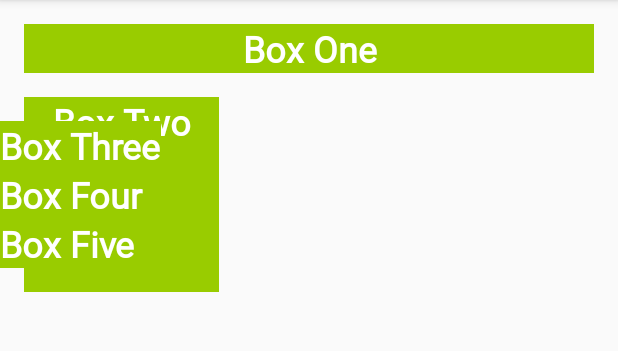
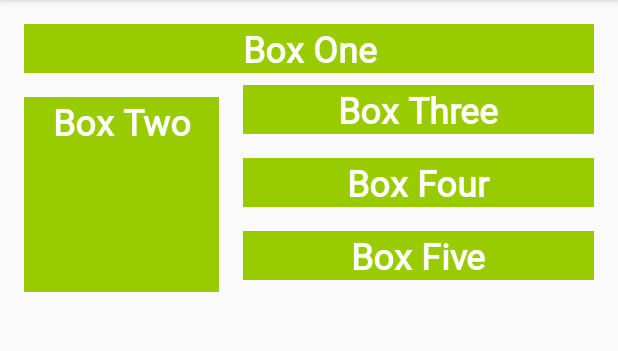
Before and after one commit to killer-killua/ColorMyViews, an Android app: the screen it shows after launch (MainActivity), on a phone screen of 412 x 824 dp, the part 84-435 px from its top. Run offline under Robolectric (Android 15) with nearby library versions, the phone set to English and light mode, and no system bars.

Commit message:
constrained boxes 3-5 to the right of box two and to the right of the screen. added dimens resource value margin wide to boxes 3-5

```diff
--- a/app/src/main/res/layout/activity_main.xml
+++ b/app/src/main/res/layout/activity_main.xml
@@ -33,33 +33,43 @@
     <TextView
         android:id="@+id/box_three_text"
         style="@style/WhiteBox"
-        android:layout_width="wrap_content"
+        android:layout_width="0dp"
         android:layout_height="wrap_content"
-        android:layout_marginTop="16dp"
+        android:layout_marginStart="@dimen/margin_wide"
+        android:layout_marginEnd="@dimen/margin_wide"
         android:text="@string/box_three"
         app:layout_constraintBottom_toTopOf="@+id/box_four_text"
-        app:layout_constraintTop_toTopOf="@+id/box_two_text"
-        tools:layout_editor_absoluteX="173dp" />
+        app:layout_constraintEnd_toEndOf="parent"
+        app:layout_constraintStart_toEndOf="@+id/box_two_text"
+        app:layout_constraintTop_toTopOf="@+id/box_two_text" />
 
     <TextView
         android:id="@+id/box_four_text"
         style="@style/WhiteBox"
-        android:layout_width="wrap_content"
+        android:layout_width="0dp"
         android:layout_height="wrap_content"
+        android:layout_marginStart="@dimen/margin_wide"
+        android:layout_marginTop="@dimen/margin_wide"
+        android:layout_marginEnd="@dimen/margin_wide"
+        android:layout_marginBottom="@dimen/margin_wide"
         android:text="@string/box_four"
         app:layout_constraintBottom_toTopOf="@+id/box_five_text"
-        app:layout_constraintTop_toBottomOf="@+id/box_three_text"
-        tools:layout_editor_absoluteX="173dp" />
+        app:layout_constraintEnd_toEndOf="parent"
+        app:layout_constraintStart_toEndOf="@+id/box_two_text"
+        app:layout_constraintTop_toBottomOf="@+id/box_three_text" />
 
     <TextView
         android:id="@+id/box_five_text"
         style="@style/WhiteBox"
-        android:layout_width="wrap_content"
+        android:layout_width="0dp"
         android:layout_height="wrap_content"
-        android:layout_marginBottom="16dp"
+        android:layout_marginStart="@dimen/margin_wide"
+        android:layout_marginEnd="@dimen/margin_wide"
+        android:layout_marginBottom="@dimen/margin_wide"
         android:text="@string/box_five"
         app:layout_constraintBottom_toBottomOf="@+id/box_two_text"
-        app:layout_constraintTop_toBottomOf="@+id/box_four_text"
-        tools:layout_editor_absoluteX="170dp" />
+        app:layout_constraintEnd_toEndOf="parent"
+        app:layout_constraintStart_toEndOf="@+id/box_two_text"
+        app:layout_constraintTop_toBottomOf="@+id/box_four_text" />
 
 </androidx.constraintlayout.widget.ConstraintLayout>
```
